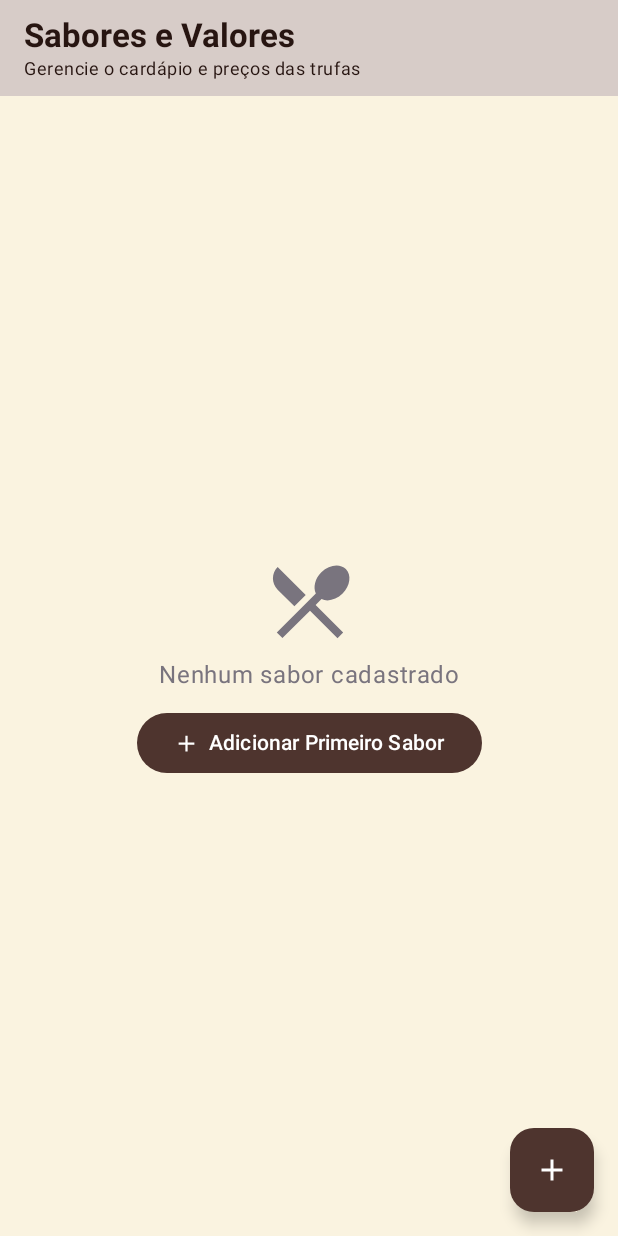
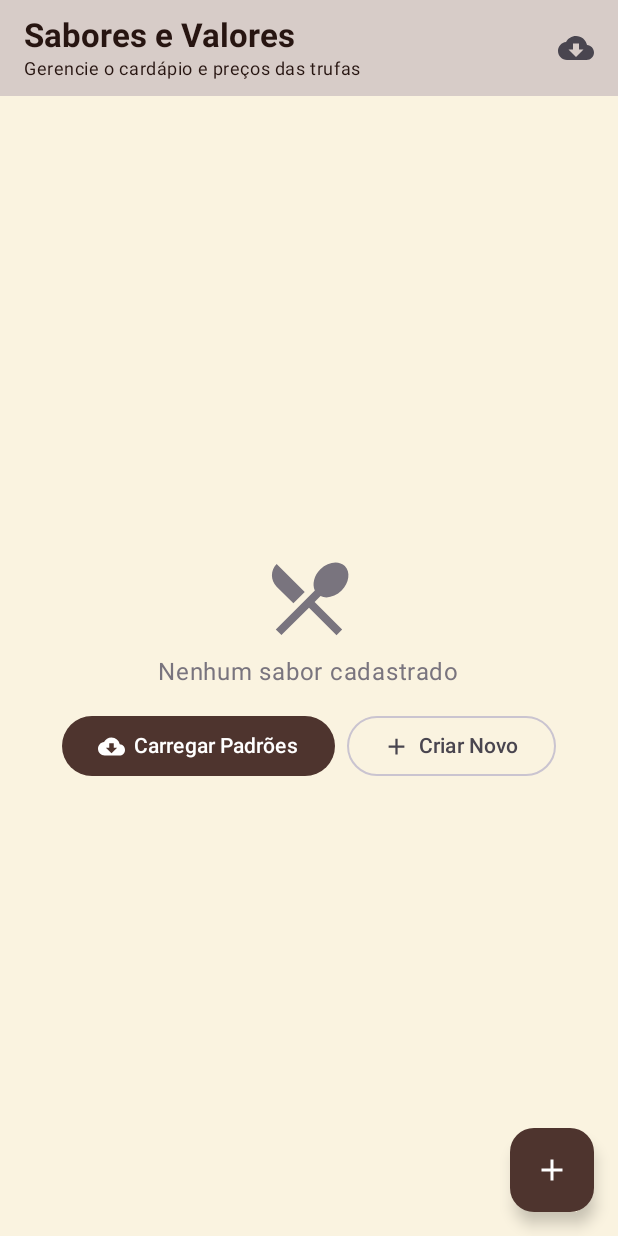
Before and after one commit to KatsumiCaio/trufas-bella, an Android app built with Jetpack Compose: the composable FlavorsScreen shown on its own in the app's theme, on a phone screen of 412 x 824 dp. Run offline under Robolectric (Android 15) with nearby library versions, the phone set to English and light mode, and no system bars; our stand-ins replace Firebase (no records; nobody signed in at launch, a user with empty details on screens opened directly); 1 statement that could not run was skipped.

Commit message:
feat: add manual seed option for default flavors
Remove automatic seeding from the data stream and add a manual button in the Flavors screen to load default flavors when the list is empty.

```diff
--- a/app/src/main/java/com/example/ui/screens/FlavorsScreen.kt
+++ b/app/src/main/java/com/example/ui/screens/FlavorsScreen.kt
@@ -11,7 +11,6 @@ import androidx.compose.material3.*
 import androidx.compose.runtime.*
 import androidx.compose.ui.Alignment
 import androidx.compose.ui.Modifier
-import androidx.compose.ui.graphics.Color
 import androidx.compose.ui.text.font.FontWeight
 import androidx.compose.ui.unit.dp
 import com.example.data.FlavorModel
@@ -33,6 +32,13 @@ fun FlavorsScreen(
                     Column {
                         Text("Sabores e Valores", fontWeight = FontWeight.Bold)
                         Text("Gerencie o cardápio e preços das trufas", style = MaterialTheme.typography.bodySmall)
+                    }
+                },
+                actions = {
+                    if (flavors.isEmpty()) {
+                        IconButton(onClick = { viewModel.seedDefaultFlavors() }) {
+                            Icon(Icons.Default.CloudDownload, contentDescription = "Carregar Sabores Padrão")
+                        }
                     }
                 },
                 colors = TopAppBarDefaults.topAppBarColors(
@@ -71,14 +77,21 @@ fun FlavorsScreen(
                         Icon(Icons.Default.RestaurantMenu, contentDescription = null, modifier = Modifier.size(64.dp), tint = MaterialTheme.colorScheme.outline)
                         Spacer(modifier = Modifier.height(8.dp))
                         Text("Nenhum sabor cadastrado", style = MaterialTheme.typography.bodyLarge, color = MaterialTheme.colorScheme.outline)
-                        Spacer(modifier = Modifier.height(12.dp))
-                        Button(onClick = {
-                            flavorToEdit = null
-                            showDialog = true
-                        }) {
-                            Icon(Icons.Default.Add, contentDescription = null, modifier = Modifier.size(18.dp))
-                            Spacer(modifier = Modifier.width(6.dp))
-                            Text("Adicionar Primeiro Sabor")
+                        Spacer(modifier = Modifier.height(16.dp))
+                        Row(horizontalArrangement = Arrangement.spacedBy(8.dp)) {
+                            Button(onClick = { viewModel.seedDefaultFlavors() }) {
+                                Icon(Icons.Default.CloudDownload, contentDescription = null, modifier = Modifier.size(18.dp))
+                                Spacer(modifier = Modifier.width(6.dp))
+                                Text("Carregar Padrões")
+                            }
+                            OutlinedButton(onClick = {
+                                flavorToEdit = null
+                                showDialog = true
+                            }) {
+                                Icon(Icons.Default.Add, contentDescription = null, modifier = Modifier.size(18.dp))
+                                Spacer(modifier = Modifier.width(6.dp))
+                                Text("Criar Novo")
+                            }
                         }
                     }
                 }
--- a/app/src/main/java/com/example/ui/viewmodel/OrderViewModel.kt
+++ b/app/src/main/java/com/example/ui/viewmodel/OrderViewModel.kt
@@ -96,6 +96,12 @@ class OrderViewModel(application: Application) : AndroidViewModel(application) {
         }
     }
 
+    fun seedDefaultFlavors() {
+        viewModelScope.launch {
+            repository.seedDefaultFlavors()
+        }
+    }
+
     fun seedInitialData() {
         viewModelScope.launch {
             val dateFormat = SimpleDateFormat("dd/MM/yyyy", Locale("pt", "BR"))
```
Also changed, not shown: app/src/main/java/com/example/data/FirestoreRepository.kt (+2 -11 lines).
